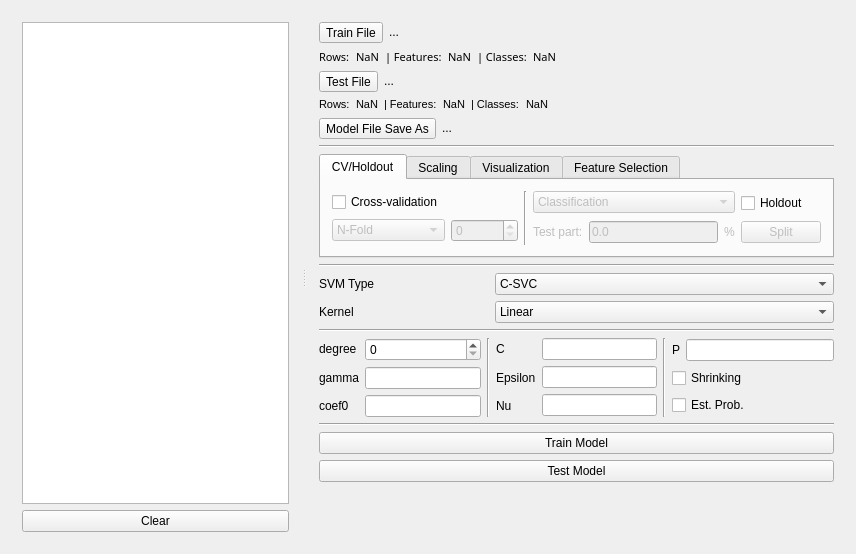
Old version of the form svm-app/mainwindow.ui in the repository boidachenkop/dw.
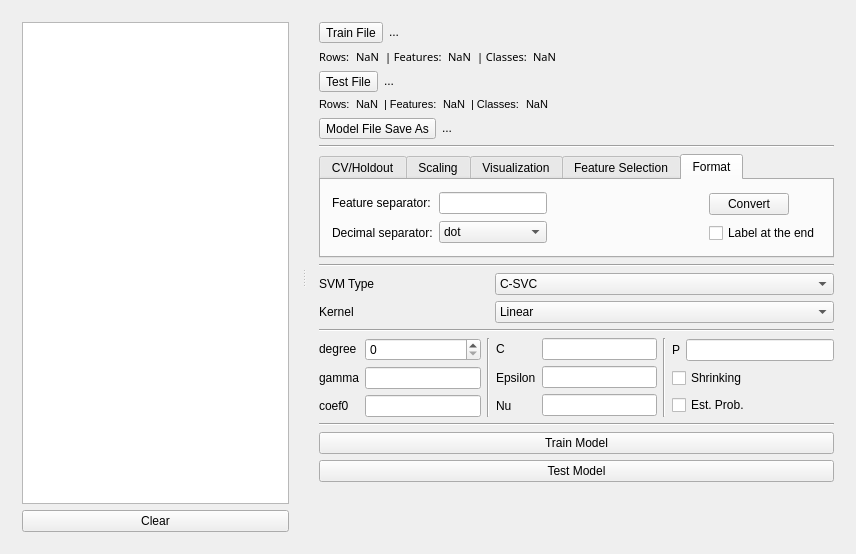
New version of the form.

Commit message: Add conversion to libsvm format. Flushing stdout after running script.Minor bug fixes.

```diff
--- a/svm-app/mainwindow.ui
+++ b/svm-app/mainwindow.ui
@@ -11,7 +11,7 @@
    </rect>
   </property>
   <property name="sizePolicy">
-   <sizepolicy hsizetype="MinimumExpanding" vsizetype="MinimumExpanding">
+   <sizepolicy hsizetype="Fixed" vsizetype="Fixed">
     <horstretch>0</horstretch>
     <verstretch>0</verstretch>
    </sizepolicy>
@@ -497,6 +497,9 @@
         </item>
         <item>
          <widget class="QTabWidget" name="tabWidget">
+          <property name="enabled">
+           <bool>true</bool>
+          </property>
           <property name="sizePolicy">
            <sizepolicy hsizetype="Preferred" vsizetype="Fixed">
             <horstretch>0</horstretch>
@@ -504,7 +507,7 @@
            </sizepolicy>
           </property>
           <property name="currentIndex">
-           <number>0</number>
+           <number>4</number>
           </property>
           <widget class="QWidget" name="crossValidation_tab">
            <attribute name="title">
@@ -1012,6 +1015,106 @@
             </item>
            </layout>
           </widget>
+          <widget class="QWidget" name="format_tab">
+           <attribute name="title">
+            <string>Format</string>
+           </attribute>
+           <layout class="QHBoxLayout" name="horizontalLayout_8">
+            <item>
+             <layout class="QHBoxLayout" name="convert_horizontalLayout">
+              <item>
+               <layout class="QVBoxLayout" name="convert_labels_verticalLayout">
+                <item>
+                 <widget class="QLabel" name="feature_sep_label">
+                  <property name="text">
+                   <string>Feature separator:</string>
+                  </property>
+                  <property name="buddy">
+                   <cstring>feature_sep_lineEdit</cstring>
+                  </property>
+                 </widget>
+                </item>
+                <item>
+                 <widget class="QLabel" name="dec_sep_label">
+                  <property name="text">
+                   <string>Decimal separator:</string>
+                  </property>
+                  <property name="buddy">
+                   <cstring>dec_sep_comboBox</cstring>
+                  </property>
+                 </widget>
+                </item>
+               </layout>
+              </item>
+              <item>
+               <layout class="QVBoxLayout" name="convert_input_verticalLayout">
+                <item>
+                 <widget class="QLineEdit" name="feature_sep_lineEdit">
+                  <property name="inputMethodHints">
+                   <set>Qt::ImhNone</set>
+                  </property>
+                 </widget>
+                </item>
+                <item>
+                 <widget class="QComboBox" name="dec_sep_comboBox">
+                  <item>
+                   <property name="text">
+                    <string>dot</string>
+                   </property>
+                  </item>
+                  <item>
+                   <property name="text">
+                    <string>comma</string>
+                   </property>
+                  </item>
+                 </widget>
+                </item>
+               </layout>
+              </item>
+             </layout>
+            </item>
+            <item>
+             <spacer name="horizontalSpacer_2">
+              <property name="orientation">
+               <enum>Qt::Horizontal</enum>
+              </property>
+              <property name="sizeHint" stdset="0">
+               <size>
+                <width>40</width>
+                <height>20</height>
+               </size>
+              </property>
+             </spacer>
+            </item>
+            <item>
+             <layout class="QVBoxLayout" name="convert_verticalLayout">
+              <item>
+               <widget class="QPushButton" name="convert_pushButton">
+                <property name="sizePolicy">
+                 <sizepolicy hsizetype="Fixed" vsizetype="Fixed">
+                  <horstretch>0</horstretch>
+                  <verstretch>0</verstretch>
+                 </sizepolicy>
+                </property>
+                <property name="text">
+                 <string>Convert</string>
+                </property>
+               </widget>
+              </item>
+              <item>
+               <widget class="QCheckBox" name="label_at_end_checkBox">
+                <property name="toolTip">
+                 <string>&lt;html&gt;&lt;head/&gt;&lt;body&gt;&lt;p&gt;Check if labels are at the end of lines(at the begining by default)&lt;/p&gt;&lt;/body&gt;&lt;/html&gt;</string>
+                </property>
+                <property name="text">
+                 <string>Label at the end</string>
+                </property>
+               </widget>
+              </item>
+             </layout>
+            </item>
+           </layout>
+          </widget>
          </widget>
         </item>
         <item>
```
Left out of the diff: 78 changed lines with no effect on the pictures. The commit also changes 15 other files.
